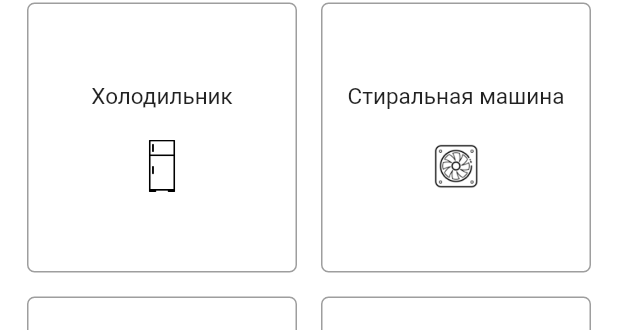
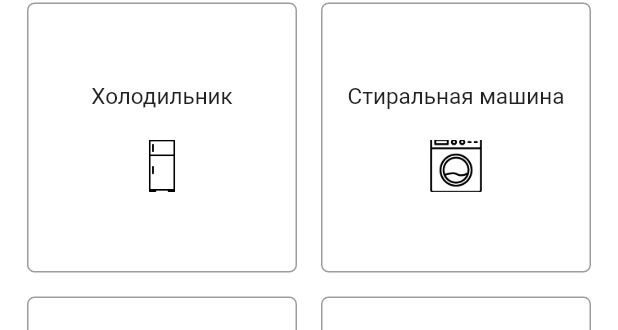
Before and after one commit to kurbanovxurshidbek/picco-mobile, a Flutter app: the SeventhBody widget shown alone on an empty page, opened directly, on a phone screen of 412 x 824 dp. Shown: the part 395-725 px from the top of the screen. Run offline on Flutter 3.47's test engine with Material 2 defaults, Android fonts, the phone set to English and light mode, and no system bars; our stand-ins replace device_preview, fl_chart, flutter_screenutil, geocoding, geolocator, google_maps_flutter and 9 more; missing offline and left inert: snapping_sheet; accounts and stored records are empty.

Commit message:
🔥 Code Update

```diff
--- a/lib/seller/views/pages/announcement/widgets/pagesView_bodies/body_7.dart
+++ b/lib/seller/views/pages/announcement/widgets/pagesView_bodies/body_7.dart
@@ -13,7 +13,7 @@ class SeventhBody extends StatelessWidget {
     'assets/icons/announcement_page_icons/wifi.png': 'Internet',
     'assets/icons/announcement_page_icons/airconditioning.png': 'Кондитционер',
     'assets/icons/announcement_page_icons/dishwasher.png': 'Посудамойка',
-    'assets/icons/announcement_page_icons/bedroom.png': 'Душевая кабина',
+    'assets/icons/announcement_page_icons/bathroom.png': 'Душевая кабина',
     'assets/icons/announcement_page_icons/baby.png': 'Можно с детми',
     'assets/icons/announcement_page_icons/animals.png': 'Можно с животными',
   };
@@ -43,7 +43,7 @@ class SeventhBody extends StatelessWidget {
           gridDelegate: const SliverGridDelegateWithFixedCrossAxisCount(
             crossAxisCount: 2,
           ),
-          itemCount: 8,
+          itemCount: media.length,
           itemBuilder: (BuildContext context, index) {
             return Container(
               margin: const EdgeInsets.all(8.0),
```
Also changed, not shown: assets/icons/announcement_page_icons/bedroom.png (deleted), assets/icons/announcement_page_icons/vanna.png (deleted), assets/icons/announcement_page_icons/washing_machine.png.
